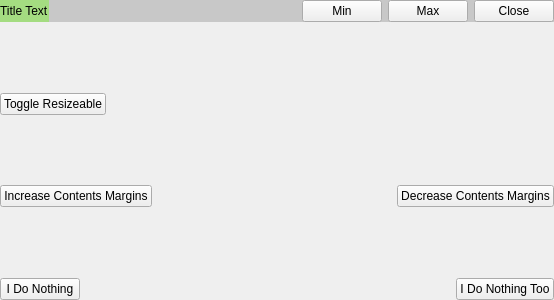
Before: the Qt Designer form mainwindow.ui in JiuZhouCangLan/QtFrameLessWindow, drawn with Qt 5.
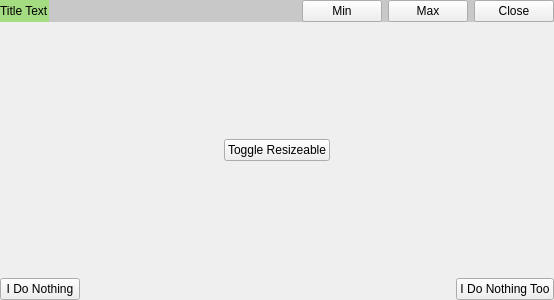
After: the same form once the commit is applied.

Commit message: commit: fix: 修复win7下右上角出现系统最大最小化按钮问题; 在Win7 Aero主题下基本表现正常; 其他主题下的bug待处理

What changed in the file:
```diff
--- a/mainwindow.ui
+++ b/mainwindow.ui
@@ -167,67 +167,10 @@
     </item>
     <item>
      <layout class="QHBoxLayout" name="horizontalLayout_5">
-      <item>
+      <item alignment="Qt::AlignHCenter">
        <widget class="QPushButton" name="btnResizeable">
         <property name="text">
          <string>Toggle Resizeable</string>
-        </property>
-       </widget>
-      </item>
-      <item>
-       <spacer name="horizontalSpacer_3">
-        <property name="orientation">
-         <enum>Qt::Horizontal</enum>
-        </property>
-        <property name="sizeHint" stdset="0">
-         <size>
-          <width>40</width>
-          <height>20</height>
-         </size>
-        </property>
-       </spacer>
-      </item>
-     </layout>
-    </item>
-    <item>
-     <spacer name="verticalSpacer_3">
-      <property name="orientation">
-       <enum>Qt::Vertical</enum>
-      </property>
-      <property name="sizeHint" stdset="0">
-       <size>
-        <width>20</width>
-        <height>40</height>
-       </size>
-      </property>
-     </spacer>
-    </item>
-    <item>
-     <layout class="QHBoxLayout" name="horizontalLayout_4">
-      <item>
-       <widget class="QPushButton" name="btnIncreaseMargin">
-        <property name="text">
-         <string>Increase Contents Margins</string>
-        </property>
-       </widget>
-      </item>
-      <item>
-       <widget class="QLabel" name="labelMargins">
-        <property name="sizePolicy">
-         <sizepolicy hsizetype="Expanding" vsizetype="Preferred">
-          <horstretch>0</horstretch>
-          <verstretch>0</verstretch>
-         </sizepolicy>
-        </property>
-        <property name="text">
-         <string/>
-        </property>
-       </widget>
-      </item>
-      <item>
-       <widget class="QPushButton" name="btnDecreaseMargin">
-        <property name="text">
-         <string>Decrease Contents Margins</string>
         </property>
        </widget>
       </item>
```
The commit also changes 4 other files.
